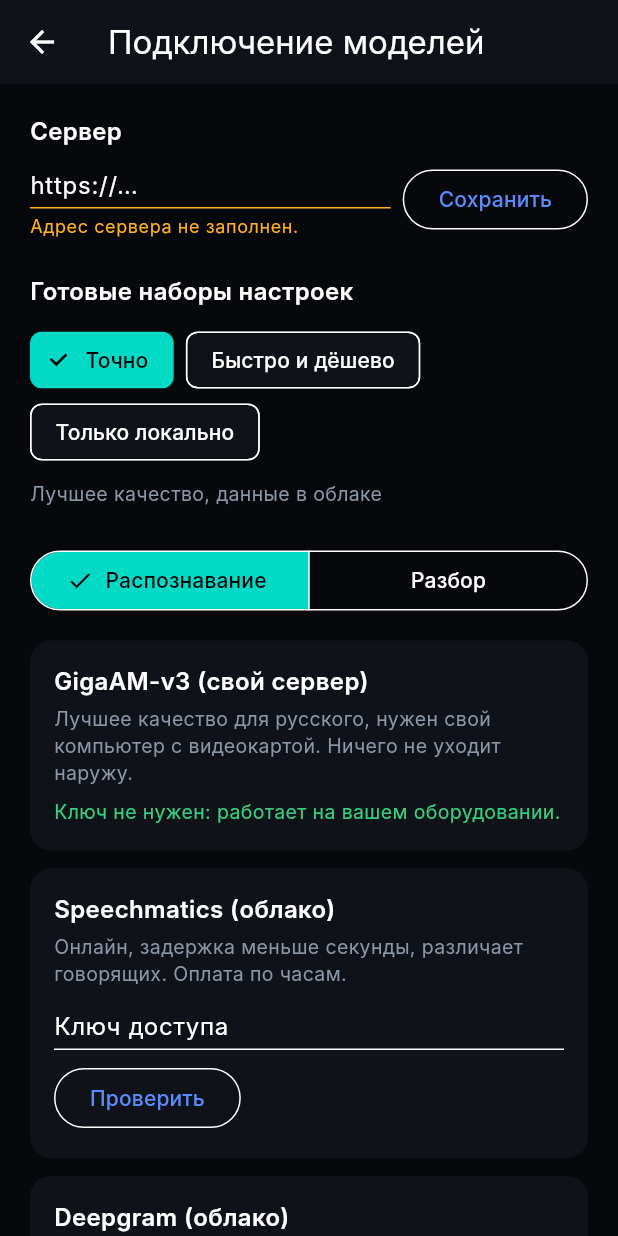
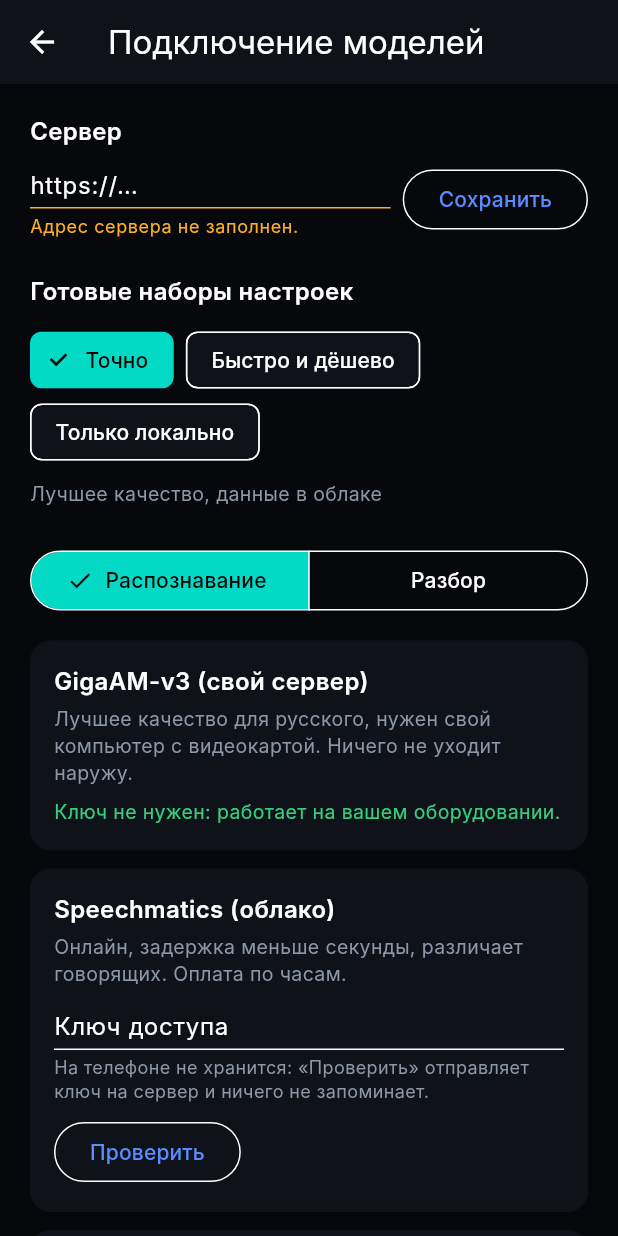
Before and after one commit to dominumuniversi-cpu/v-voice, a Flutter app: the SettingsScreen screen opened directly, after a tap on "Сохранить", after a tap on "Точно", on a phone screen of 412 x 824 dp. Run offline on Flutter 3.47's test engine with Material 3 defaults, Android fonts, the phone set to English and light mode, and no system bars; our stand-ins replace shared_preferences; accounts and stored records are empty; Roboto replaces fonts that are missing (Inter).

Commit message:
docs: say plainly what happens to a key after checking

```diff
--- a/apps/mobile/lib/src/settings_screen.dart
+++ b/apps/mobile/lib/src/settings_screen.dart
@@ -212,6 +212,13 @@ class _SettingsScreenState extends State<SettingsScreen> {
               obscureText: true,
               decoration: const InputDecoration(hintText: 'Ключ доступа', isDense: true),
             ),
+            const SizedBox(height: 4),
+            // Человек проверяет ключ и должен понимать, что дальше: иначе он думает,
+            // что приложение запомнит ключ, и удивляется, почему запись молчит.
+            const Text(
+              'На телефоне не хранится: «Проверить» отправляет ключ на сервер и ничего не запоминает.',
+              style: TextStyle(color: VVTheme.inkMuted, fontSize: 12, height: 1.3),
+            ),
             const SizedBox(height: 8),
             Row(
               children: [
```
Also changed, not shown: 1 other file.
